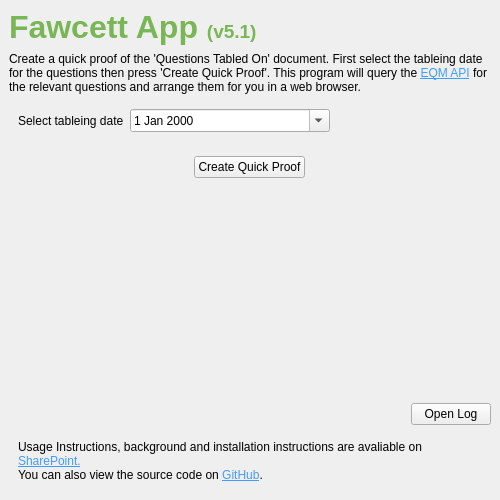
The window that designer/mainwindow.ui (hoc-ppu/fawcett) describes before a commit, drawn with Qt 5.
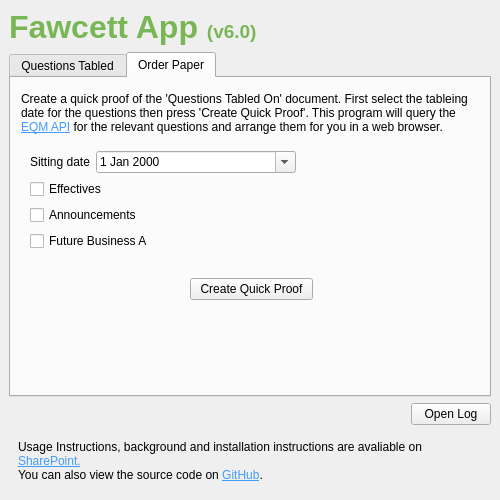
The same window after the commit. The open tabs and pages were chosen to show the change.

Patch:
```diff
--- a/designer/mainwindow.ui
+++ b/designer/mainwindow.ui
@@ -30,12 +30,28 @@
        </sizepolicy>
       </property>
       <property name="text">
-       <string>&lt;html&gt;&lt;head/&gt;&lt;body&gt;&lt;p&gt;&lt;span style=&quot; font-size:24pt; font-weight:600; color:#79b656;&quot;&gt;Fawcett App &lt;/span&gt;&lt;span style=&quot; font-size:14pt; font-weight:600; color:#79b656;&quot;&gt;(v5.1)&lt;/span&gt;&lt;/p&gt;&lt;/body&gt;&lt;/html&gt;</string>
+       <string>&lt;html&gt;&lt;head/&gt;&lt;body&gt;&lt;p&gt;&lt;span style=&quot; font-size:24pt; font-weight:600; color:#79b656;&quot;&gt;Fawcett App &lt;/span&gt;&lt;span style=&quot; font-size:14pt; font-weight:600; color:#79b656;&quot;&gt;(v6.0)&lt;/span&gt;&lt;/p&gt;&lt;/body&gt;&lt;/html&gt;</string>
       </property>
      </widget>
     </item>
     <item>
+     <widget class="QTabWidget" name="tabWidget">
+      <property name="currentIndex">
+       <number>0</number>
+      </property>
+      <widget class="QWidget" name="tab_1">
+       <attribute name="title">
+        <string>Questions Tabled</string>
+       </attribute>
      <widget class="QLabel" name="intro_text">
+        <property name="geometry">
+         <rect>
+          <x>10</x>
+          <y>10</y>
+          <width>451</width>
+          <height>51</height>
+         </rect>
+        </property>
       <property name="text">
        <string>&lt;html&gt;&lt;head/&gt;&lt;body&gt;&lt;p&gt;Create a quick proof of the 'Questions Tabled On' document. First select the tableing date for the questions then press 'Create Quick Proof'. This program will query the &lt;a href=&quot;https://api.eqm.parliament.uk/&quot;&gt;&lt;span style=&quot; text-decoration: underline; color:#419cff;&quot;&gt;EQM API&lt;/span&gt;&lt;/a&gt; for the relevant questions and arrange them for you in a web browser. &lt;/p&gt;&lt;/body&gt;&lt;/html&gt;</string>
       </property>
@@ -49,9 +65,15 @@
        <bool>true</bool>
       </property>
      </widget>
-    </item>
-    <item>
      <widget class="QFrame" name="frame">
+        <property name="geometry">
+         <rect>
+          <x>10</x>
+          <y>64</y>
+          <width>456</width>
+          <height>40</height>
+         </rect>
+        </property>
       <property name="frameShape">
        <enum>QFrame::NoFrame</enum>
       </property>
@@ -62,7 +84,7 @@
        <item row="0" column="0">
         <widget class="QLabel" name="date_label">
          <property name="text">
-          <string>Select tableing date</string>
+            <string>Tabling date</string>
          </property>
          <property name="wordWrap">
           <bool>true</bool>
@@ -84,9 +106,15 @@
        </item>
       </layout>
      </widget>
-    </item>
-    <item alignment="Qt::AlignHCenter">
      <widget class="QFrame" name="frame_2">
+        <property name="geometry">
+         <rect>
+          <x>170</x>
+          <y>110</y>
+          <width>141</width>
+          <height>42</height>
+         </rect>
+        </property>
       <property name="frameShape">
        <enum>QFrame::NoFrame</enum>
       </property>
@@ -112,19 +140,131 @@
        </item>
       </layout>
      </widget>
-    </item>
+      </widget>
+      <widget class="QWidget" name="tab_2">
+       <attribute name="title">
+        <string>Order Paper</string>
+       </attribute>
+       <widget class="QFrame" name="frame_3">
+        <property name="geometry">
+         <rect>
+          <x>10</x>
+          <y>64</y>
+          <width>456</width>
+          <height>118</height>
+         </rect>
+        </property>
+        <property name="frameShape">
+         <enum>QFrame::NoFrame</enum>
+        </property>
+        <property name="frameShadow">
+         <enum>QFrame::Raised</enum>
+        </property>
+        <layout class="QFormLayout" name="formLayout_2">
+         <item row="0" column="0">
+          <widget class="QLabel" name="date_label_OP">
+           <property name="text">
+            <string>Sitting date</string>
+           </property>
+           <property name="wordWrap">
+            <bool>true</bool>
+           </property>
+          </widget>
+         </item>
+         <item row="0" column="1">
+          <widget class="QDateEdit" name="dateEdit_OP">
+           <property name="maximumSize">
+            <size>
+             <width>200</width>
+             <height>16777215</height>
+            </size>
+           </property>
+           <property name="calendarPopup">
+            <bool>true</bool>
+           </property>
+          </widget>
+         </item>
+         <item row="1" column="0" colspan="2">
+          <widget class="QCheckBox" name="checkBox_1_OP">
+           <property name="text">
+            <string>Effectives</string>
+           </property>
+          </widget>
+         </item>
+         <item row="2" column="0" colspan="2">
+          <widget class="QCheckBox" name="checkBox_2_OP">
+           <property name="text">
+            <string>Announcements</string>
+           </property>
+          </widget>
+         </item>
+         <item row="3" column="0" colspan="2">
+          <widget class="QCheckBox" name="checkBox_3_OP">
+           <property name="text">
+            <string>Future Business A</string>
+           </property>
+          </widget>
+         </item>
+        </layout>
+       </widget>
+       <widget class="QLabel" name="intro_text_2">
+        <property name="geometry">
+         <rect>
+          <x>10</x>
+          <y>10</y>
+          <width>451</width>
+          <height>51</height>
+         </rect>
+        </property>
+        <property name="text">
+         <string>&lt;html&gt;&lt;head/&gt;&lt;body&gt;&lt;p&gt;Create a quick proof of the 'Questions Tabled On' document. First select the tableing date for the questions then press 'Create Quick Proof'. This program will query the &lt;a href=&quot;https://api.eqm.parliament.uk/&quot;&gt;&lt;span style=&quot; text-decoration: underline; color:#419cff;&quot;&gt;EQM API&lt;/span&gt;&lt;/a&gt; for the relevant questions and arrange them for you in a web browser. &lt;/p&gt;&lt;/body&gt;&lt;/html&gt;</string>
+        </property>
+        <property name="textFormat">
+         <enum>Qt::RichText</enum>
+        </property>
+        <property name="wordWrap">
+         <bool>true</bool>
+        </property>
+        <property name="openExternalLinks">
+         <bool>true</bool>
+        </property>
+       </widget>
+       <widget class="QFrame" name="frame_4">
+        <property name="geometry">
+         <rect>
+          <x>170</x>
+          <y>190</y>
+          <width>141</width>
+          <height>42</height>
+         </rect>
+        </property>
+        <property name="frameShape">
+         <enum>QFrame::NoFrame</enum>
+        </property>
+        <property name="frameShadow">
+         <enum>QFrame::Plain</enum>
+        </property>
+        <property name="lineWidth">
+         <number>0</number>
+        </property>
+        <layout class="QVBoxLayout" name="_2">
     <item>
-     <spacer name="verticalSpacer">
-      <property name="orientation">
-       <enum>Qt::Vertical</enum>
-      </property>
-      <property name="sizeHint" stdset="0">
+          <widget class="QPushButton" name="create_proof_btn_OP">
+           <property name="maximumSize">
        <size>
-        <width>20</width>
-        <height>40</height>
-       </size>
-      </property>
-     </spacer>
+             <width>350</width>
+             <height>16777215</height>
+            </size>
+           </property>
+           <property name="text">
+            <string>Create Quick Proof</string>
+           </property>
+          </widget>
+         </item>
+        </layout>
+       </widget>
+      </widget>
+     </widget>
     </item>
     <item alignment="Qt::AlignRight">
      <widget class="QPushButton" name="logBtn">
```
Lines whose indentation alone changed are shown as unchanged.
